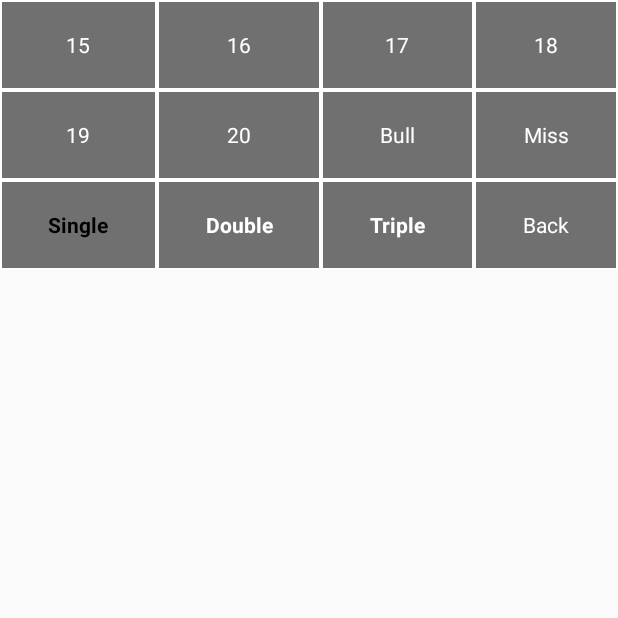
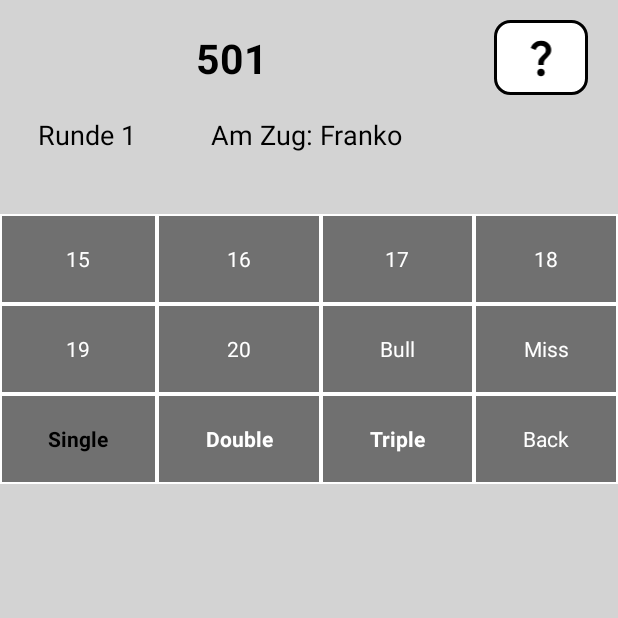
Before and after one commit to Vlntin/Dartoli_Dart, an Android app: the CountingGameActivity screen opened directly, with no data from a screen before it, on a phone screen of 412 x 824 dp, the top half of it. Run offline under Robolectric (Android 15) with nearby library versions, the phone set to English and light mode, and no system bars.

Commit message:
Change some ui elements

```diff
--- a/app/src/main/res/layout/activity_counting_game.xml
+++ b/app/src/main/res/layout/activity_counting_game.xml
@@ -4,13 +4,109 @@
     xmlns:tools="http://schemas.android.com/tools"
     android:layout_width="match_parent"
     android:layout_height="match_parent"
-    tools:context=".activities.CountingGameActivity">
+    android:background="@color/cricket_background_color"
+    tools:context=".activities.CricketActivity">
+
+    <LinearLayout xmlns:android="http://schemas.android.com/apk/res/android"
+        xmlns:app="http://schemas.android.com/apk/res-auto"
+        xmlns:tools="http://schemas.android.com/tools"
+        android:id="@+id/cricket_title"
+        android:layout_width="match_parent"
+        android:layout_height="wrap_content"
+        android:background="@color/cricket_background_color"
+        android:orientation="vertical">
+        <LinearLayout xmlns:android="http://schemas.android.com/apk/res/android"
+            xmlns:app="http://schemas.android.com/apk/res-auto"
+            xmlns:tools="http://schemas.android.com/tools"
+            android:layout_width="match_parent"
+            android:layout_height="wrap_content"
+            android:orientation="horizontal"
+            android:layout_gravity="center"
+            android:gravity="center">
+            <TextView
+                android:layout_width="match_parent"
+                android:layout_height="wrap_content"
+                android:text="501"
+                android:layout_gravity="center"
+                android:gravity="center"
+                android:textSize="@dimen/big_title_size"
+                android:textStyle="bold"
+                android:textColor="@color/black"
+                android:paddingTop="@dimen/padding_headline_top"
+                android:paddingBottom="@dimen/padding_headline_top"
+                android:padding="@dimen/padding_headline_bottom"
+                android:layout_weight="1"/>
+            <ImageView
+                android:layout_width="match_parent"
+                android:layout_height="50dp"
+                android:src="@drawable/question_icon"
+                android:background="@drawable/btn_normal"
+                android:id="@+id/btn_rules"
+                android:layout_weight="3"
+                android:layout_marginRight="20dp"
+                android:layout_marginLeft="20dp"
+                android:layout_gravity="center"
+                android:paddingTop="10dp"
+                android:paddingBottom="10dp"/>
+        </LinearLayout>
+        <LinearLayout
+            android:layout_width="wrap_content"
+            android:layout_height="match_parent"
+            android:orientation="horizontal">
+            <TextView
+                android:id="@+id/tv_round_number"
+                android:layout_width="match_parent"
+                android:layout_height="wrap_content"
+                android:text="Runde 1"
+                android:textSize="18dp"
+                android:textColor="@color/black"
+                android:paddingLeft="25dp"
+                android:layout_weight="1"
+                android:layout_gravity="center"
+                android:gravity="center"/>
+            <TextView
+                android:id="@+id/tv_actual_player"
+                android:layout_width="match_parent"
+                android:layout_height="wrap_content"
+                android:text="Am Zug: Franko"
+                android:textSize="18dp"
+                android:textColor="@color/black"
+                android:layout_weight="1"
+                android:paddingLeft="50dp"
+                android:layout_gravity="center"
+                android:gravity="center"/>
+        </LinearLayout>
+
+    </LinearLayout>
+    <LinearLayout
+        app:layout_constraintTop_toBottomOf="@+id/cricket_title"
+        android:id="@+id/ll_recycleview_and_table"
+        android:layout_width="wrap_content"
+        android:layout_height="wrap_content"
+        android:orientation="horizontal"
+        android:layout_gravity="center"
+        android:gravity="center"
+        android:paddingBottom="15dp">
+        <androidx.recyclerview.widget.RecyclerView
+            android:id="@+id/rv_recycler"
+            app:layout_constraintTop_toBottomOf="@+id/cricket_title"
+            app:layout_constraintStart_toStartOf="parent"
+            app:layout_constraintEnd_toEndOf="parent"
+            android:layout_width="wrap_content"
+            android:layout_height="wrap_content"
+            tools:listitem="@layout/list_item"
+            app:layout_constraintBottom_toTopOf="@id/table_layout"
+            android:backgroundTint="@color/cricket_background_color"
+            android:paddingBottom="10dp"
+            android:layout_marginTop="15dp"/>
+    </LinearLayout>
     <TableLayout xmlns:android="http://schemas.android.com/apk/res/android"
         android:id="@+id/table_layout"
         android:layout_width="match_parent"
         android:layout_height="wrap_content"
         android:layout_gravity="bottom"
-        android:gravity="bottom">
+        android:gravity="bottom"
+        app:layout_constraintTop_toBottomOf="@+id/ll_recycleview_and_table">
         <TableRow
             android:layout_gravity="center"
             android:layout_height="500dp"
@@ -147,5 +243,4 @@
                 android:background="@drawable/table_lines"/>
         </TableRow>
     </TableLayout>
-
 </androidx.constraintlayout.widget.ConstraintLayout>
--- a/app/src/main/res/layout/game_finished_dialog.xml
+++ b/app/src/main/res/layout/game_finished_dialog.xml
@@ -3,13 +3,14 @@
         android:layout_width="300dp"
         android:layout_height="wrap_content"
         android:orientation="vertical"
-        android:padding="@dimen/normal_padding">
+        android:padding="@dimen/normal_padding"
+    android:background="@drawable/btn_normal"
+    android:backgroundTint="@color/start_green">
 
         <TextView
             android:layout_width="wrap_content"
             android:layout_height="wrap_content"
-            android:layout_marginTop="20dp"
-            android:text="Spiel beendet"
+            android:text="@string/game_finished_title"
             android:textSize="@dimen/big_title_size"
             android:textColor="@color/black"
             android:layout_gravity="center"/>
--- a/app/src/main/res/values/strings.xml
+++ b/app/src/main/res/values/strings.xml
@@ -13,4 +13,6 @@
     <string name="main_statistics">Statistiken</string>
     <string name="main_statistics_sub">Betrachte die wichtigsten Statistiken aller Spieler: Siegquote, Doppelquote und vieles mehr!</string>
 
+    <string name="game_finished_title">Spiel beendet</string>
+
 </resources>
```
